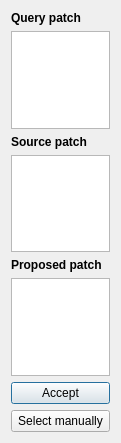
The window that Interactive/PatchVerificationDialog.ui (daviddoria/PatchBasedInpainting) describes before a commit, drawn with Qt 5.
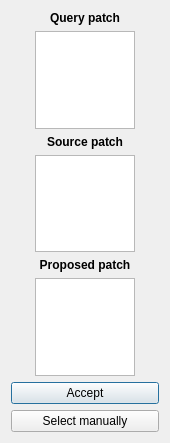
The same window after the commit.

Commit message: Center QGraphicsViews on dialogs.

What changed in the file:
```diff
--- a/Interactive/PatchVerificationDialog.ui
+++ b/Interactive/PatchVerificationDialog.ui
@@ -6,7 +6,7 @@
    <rect>
     <x>0</x>
     <y>0</y>
-    <width>121</width>
+    <width>170</width>
     <height>443</height>
    </rect>
   </property>
@@ -25,8 +25,13 @@
      <property name="text">
       <string>Query patch</string>
      </property>
+     <property name="alignment">
+      <set>Qt::AlignCenter</set>
+     </property>
     </widget>
    </item>
+   <item>
+    <layout class="QHBoxLayout" name="horizontalLayout">
    <item>
     <widget class="QGraphicsView" name="gfxQueryPatch">
      <property name="maximumSize">
@@ -41,7 +46,12 @@
      <property name="horizontalScrollBarPolicy">
       <enum>Qt::ScrollBarAlwaysOff</enum>
      </property>
-    </widget>
+       <property name="alignment">
+        <set>Qt::AlignCenter</set>
+       </property>
+      </widget>
+     </item>
+    </layout>
    </item>
    <item>
     <widget class="QLabel" name="label_3">
@@ -54,8 +64,13 @@
      <property name="text">
       <string>Source patch</string>
      </property>
+     <property name="alignment">
+      <set>Qt::AlignCenter</set>
+     </property>
     </widget>
    </item>
+   <item>
+    <layout class="QHBoxLayout" name="horizontalLayout_2">
    <item>
     <widget class="QGraphicsView" name="gfxSourcePatch">
      <property name="maximumSize">
@@ -72,6 +87,8 @@
      </property>
     </widget>
    </item>
+    </layout>
+   </item>
    <item>
     <widget class="QLabel" name="label_4">
      <property name="font">
@@ -83,8 +100,13 @@
      <property name="text">
       <string>Proposed patch</string>
      </property>
+     <property name="alignment">
+      <set>Qt::AlignCenter</set>
+     </property>
     </widget>
    </item>
+   <item>
+    <layout class="QHBoxLayout" name="horizontalLayout_3">
    <item>
     <widget class="QGraphicsView" name="gfxProposedPatch">
      <property name="maximumSize">
@@ -94,6 +116,8 @@
       </size>
      </property>
     </widget>
+     </item>
+    </layout>
    </item>
    <item>
     <widget class="QPushButton" name="btnAccept">
```
Lines whose indentation alone changed are shown as unchanged. The commit also changes 6 other files.
